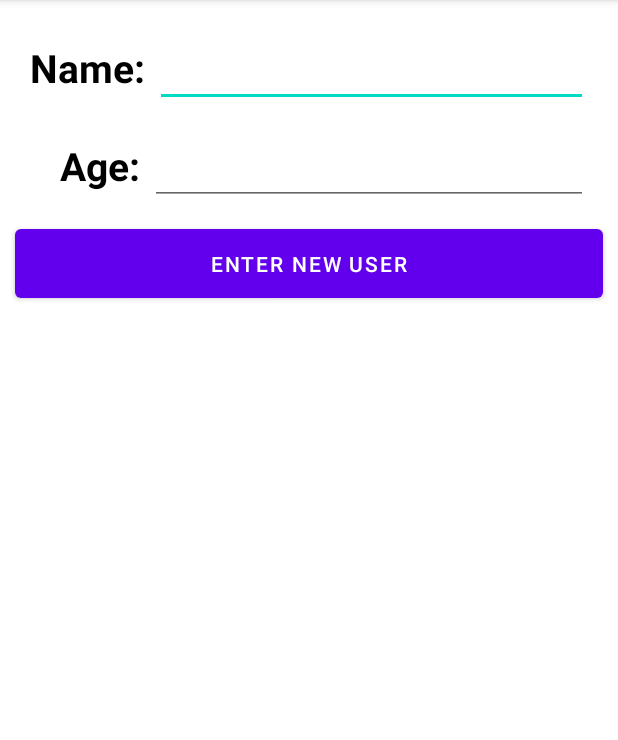
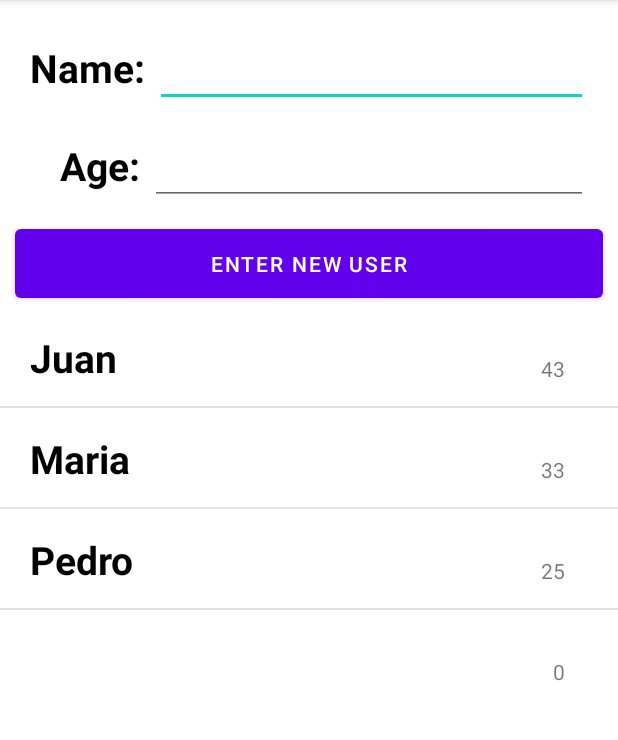
Before and after one commit to dronsEETAC/tutorialAndroid, an Android app: the InputActivity screen opened directly, with no data from a screen before it, after a tap on "ENTER NEW USER", on a phone screen of 412 x 824 dp, the part 84-824 px from its top. Run offline under Robolectric (Android 15) with nearby library versions, the light colour scheme and no system bars; 1 statement that could not run was skipped.

Commit message:
Step 5: Table

```diff
--- a/app/src/main/java/com/example/androidtutorial/InputActivity.kt
+++ b/app/src/main/java/com/example/androidtutorial/InputActivity.kt
@@ -4,11 +4,17 @@
 import android.os.Bundle
 import android.widget.Button
 import android.widget.EditText
+import android.widget.ListView
+import androidx.appcompat.app.AlertDialog
 
 class InputActivity : AppCompatActivity() {
     private lateinit var newUserButton: Button
     private lateinit var nameText: EditText
     private lateinit var ageText: EditText
+
+    private lateinit var userArrayList: ArrayList<User>
+    private lateinit var userAdapter: InputAdapter
+    private lateinit var listView: ListView
 
     override fun onCreate(savedInstanceState: Bundle?) {
         super.onCreate(savedInstanceState)
@@ -19,12 +25,54 @@
 
         nameText = findViewById(R.id.name_txt)
         ageText = findViewById(R.id.age_txt)
+
+        listView = findViewById(R.id.listViewInput)
+        userArrayList = ArrayList()
+
+        val name = arrayOf(
+            "Juan",
+            "Maria",
+            "Pedro"
+        )
+        val age = arrayOf(
+            43,
+            33,
+            25
+        )
+
+        for (i in name.indices){
+            val user = User(name[i], age[i])
+            userArrayList.add(user)
+        }
+
+        userAdapter = InputAdapter(this, userArrayList)
+
+        listView.adapter = userAdapter
+
+        listView.setOnItemClickListener { parent, view, position, id ->
+            val userSelected: User = userArrayList[position]
+
+            val dialogBuilder = AlertDialog.Builder(this)
+            dialogBuilder.setMessage("Are you sure you want to delete " + userSelected.name)
+                .setCancelable(false)
+                .setPositiveButton("Yes") { _, _ ->
+                    userAdapter.deleteUser(userSelected)
+                }
+                .setNegativeButton("No") { dialog, _ ->
+                    dialog.cancel()
+                }
+            val alert = dialogBuilder.create()
+            alert.setTitle("Delete?")
+            alert.show()
+        }
     }
 
     private fun newUser(){
         val name: String = nameText.text.toString()
-        val age: String = ageText.text.toString()
+        val age: Int = Integer.parseInt(ageText.text.toString())
 
-        println("New user: $name $age")
+        val user = User(name, age)
+        userAdapter.addUser(user)
+        userAdapter.notifyDataSetChanged()
     }
 }
--- /dev/null
+++ b/app/src/main/java/com/example/androidtutorial/InputAdapter.kt
@@ -0,0 +1,34 @@
+package com.example.androidtutorial
+
+import android.app.Activity
+import android.view.LayoutInflater
+import android.view.View
+import android.view.ViewGroup
+import android.widget.ArrayAdapter
+import android.widget.TextView
+
+class InputAdapter(private val context: Activity, private val arrayListUser: ArrayList<User>):
+    ArrayAdapter<User>(context, R.layout.list_item_input, arrayListUser) {
+    override fun getView(position: Int, convertView: View?, parent: ViewGroup): View {
+        val inflater: LayoutInflater = LayoutInflater.from(context)
+        val view: View = inflater.inflate(R.layout.list_item_input, null)
+
+        val userName: TextView = view.findViewById(R.id.userName)
+        val userAge: TextView = view.findViewById(R.id.userAge)
+
+        userName.text = arrayListUser[position].name
+        userAge.text = arrayListUser[position].age.toString()
+
+        return view
+    }
+
+    fun addUser(user: User){
+        arrayListUser.add(user)
+        notifyDataSetChanged()
+    }
+
+    fun deleteUser(selectedUser: User){
+        arrayListUser.remove(selectedUser)
+        notifyDataSetChanged()
+    }
+}
--- /dev/null
+++ b/app/src/main/java/com/example/androidtutorial/User.kt
@@ -0,0 +1,4 @@
+package com.example.androidtutorial
+
+data class User(var name:String, var age: Int) {
+}
--- a/app/src/main/res/layout/activity_input.xml
+++ b/app/src/main/res/layout/activity_input.xml
@@ -54,4 +54,9 @@
         android:layout_marginStart="10dp"
         android:text="Enter New user"
         />
+    <ListView
+        android:layout_width="match_parent"
+        android:layout_height="wrap_content"
+        android:id="@+id/listViewInput"
+        tools:listitem="@layout/list_item_input"></ListView>
 </LinearLayout>
--- /dev/null
+++ b/app/src/main/res/layout/list_item_input.xml
@@ -0,0 +1,30 @@
+<?xml version="1.0" encoding="utf-8"?>
+<LinearLayout xmlns:android="http://schemas.android.com/apk/res/android"
+    android:orientation="horizontal"
+    android:layout_width="match_parent"
+    android:layout_height="match_parent">
+    <RelativeLayout
+        android:layout_width="match_parent"
+        android:layout_height="match_parent"
+        android:layout_marginTop="16dp">
+        <TextView
+            android:layout_width="wrap_content"
+            android:layout_height="wrap_content"
+            android:id="@+id/userName"
+            android:text="Juan"
+            android:layout_marginStart="20dp"
+            android:textColor="@color/black"
+            android:textSize="26sp"
+            android:textStyle="bold"/>
+        <TextView
+            android:layout_width="wrap_content"
+            android:layout_height="wrap_content"
+            android:id="@+id/userAge"
+            android:layout_marginEnd="20dp"
+            android:padding="15dp"
+            android:layout_alignParentRight="true"
+            android:text="22"/>
+    </RelativeLayout>
+
+
+</LinearLayout>
```
